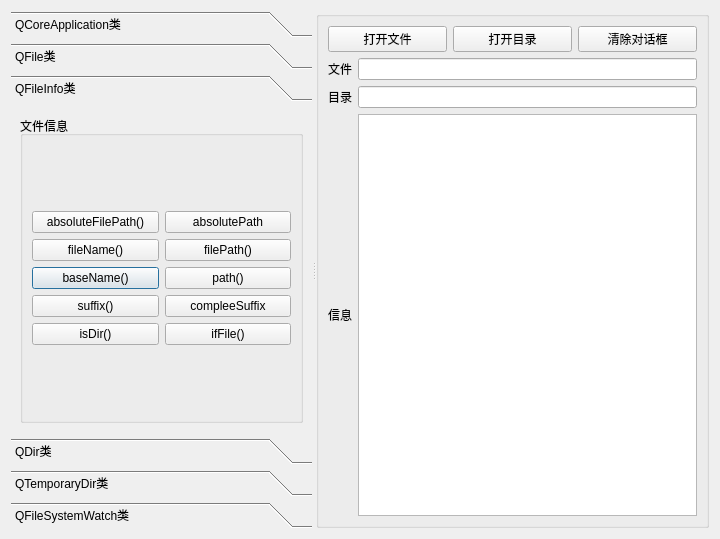
First picture: the form in samp7_3/dialog.ui, repository wlnetman/Qt59_cpp_dev_guide, before the edit.
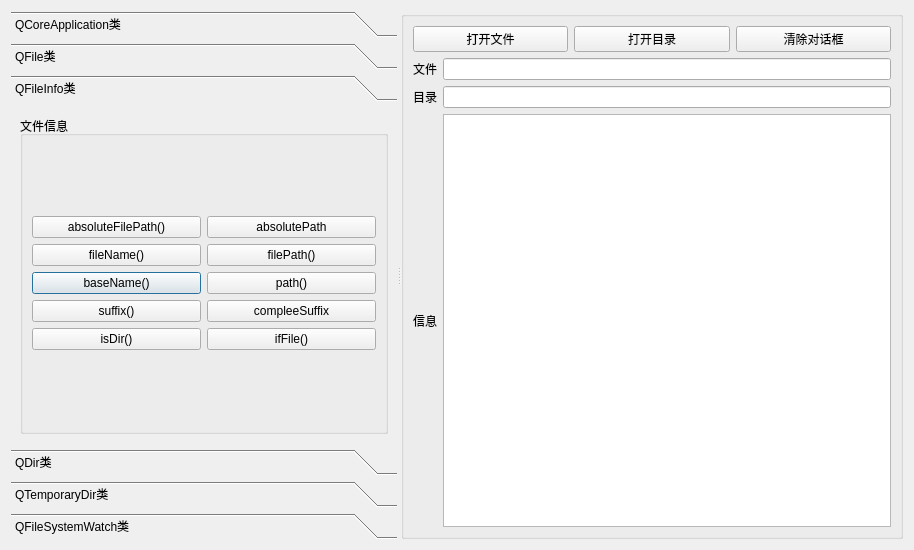
Second picture: the form after the edit.

Commit message: QDir QApplication

Patch:
```diff
--- a/samp7_3/dialog.ui
+++ b/samp7_3/dialog.ui
@@ -6,8 +6,8 @@
    <rect>
     <x>0</x>
     <y>0</y>
-    <width>720</width>
-    <height>539</height>
+    <width>914</width>
+    <height>550</height>
    </rect>
   </property>
   <property name="windowTitle">
@@ -50,6 +50,14 @@
        </attribute>
       </widget>
       <widget class="QWidget" name="page_3">
+       <property name="geometry">
+        <rect>
+         <x>0</x>
+         <y>0</y>
+         <width>443</width>
+         <height>348</height>
+        </rect>
+       </property>
        <attribute name="label">
         <string>QFileInfo类</string>
        </attribute>
```
Left out of the diff: 40 changed lines with no effect on the pictures. The commit also changes 2 other files.
